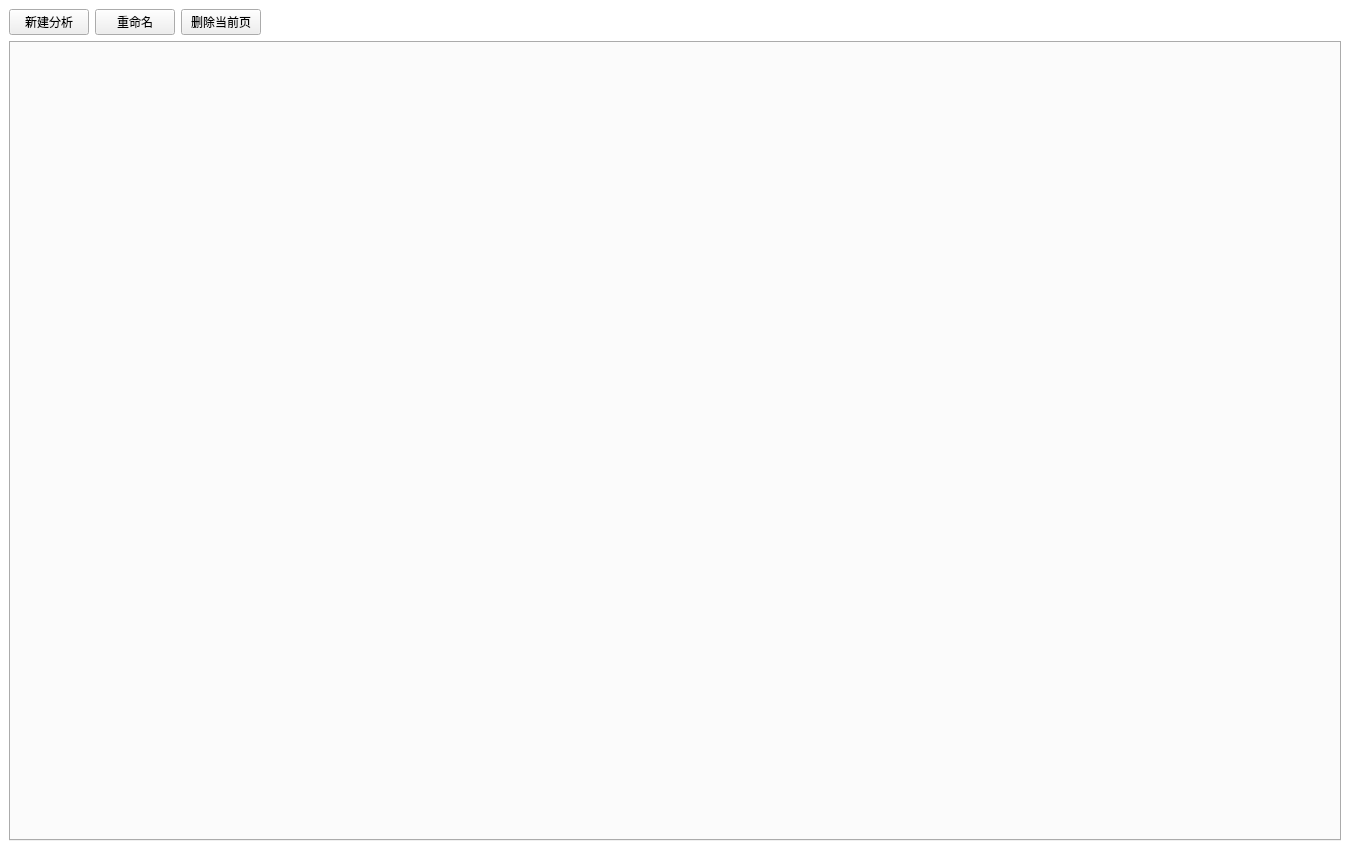
Before: the Qt Designer form wt_multidatafittingpage.ui in Luqinghao1/20260311-1, drawn with Qt 5.
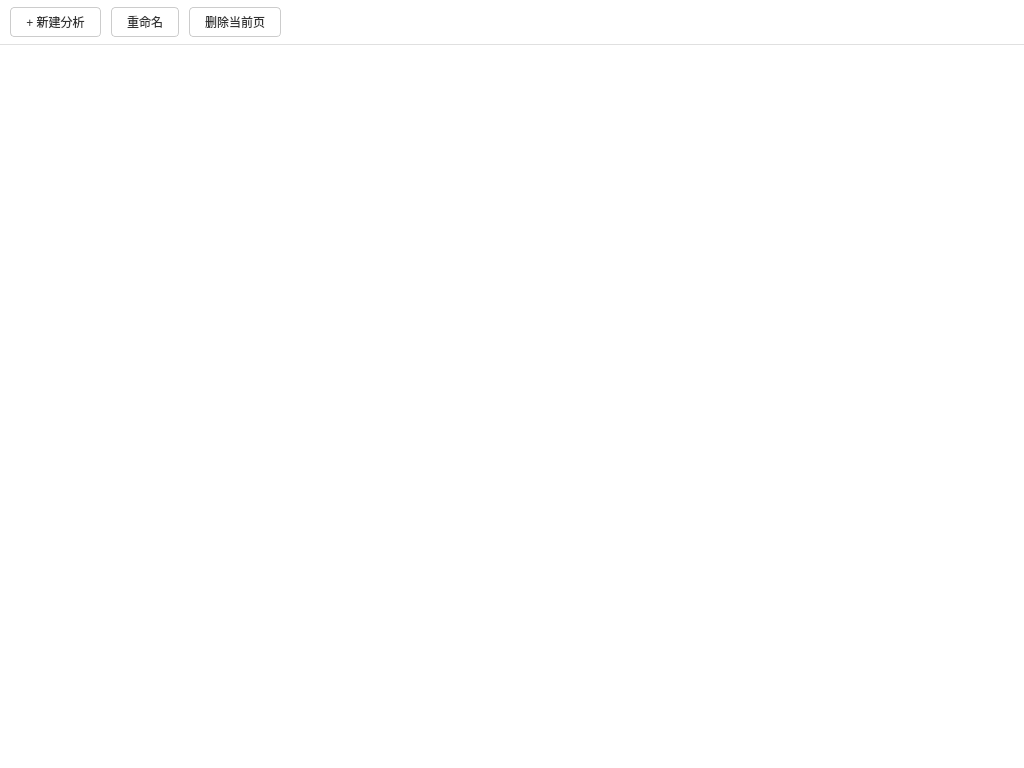
After: the same form once the commit is applied.

```diff
--- a/wt_multidatafittingpage.ui
+++ b/wt_multidatafittingpage.ui
@@ -6,37 +6,136 @@
    <rect>
     <x>0</x>
     <y>0</y>
-    <width>1350</width>
-    <height>850</height>
+    <width>1024</width>
+    <height>768</height>
    </rect>
   </property>
   <property name="windowTitle">
    <string>多数据拟合多标签管理</string>
   </property>
   <property name="styleSheet">
-   <string notr="true">
-#WT_MultidataFittingPage {
+   <string notr="true">/* 全局设置：白色背景，黑色字体 */
+QWidget {
     background-color: #ffffff;
+    color: #333333;
+    font-family: &quot;Microsoft YaHei&quot;, &quot;Segoe UI&quot;, sans-serif;
+    font-size: 9pt;
 }
-#horizontalLayoutTop QPushButton {
+
+/* 顶部工具栏：纯白背景，底部细灰线 */
+QFrame#frameToolbar {
+    background-color: #ffffff;
+    border: none;
+    border-bottom: 1px solid #e0e0e0;
+}
+
+/* 按钮样式优化 */
+QPushButton {
+    background-color: #ffffff;
+    border: 1px solid #cccccc;
+    border-radius: 4px;
+    padding: 5px 15px;
     color: #333333;
 }
+QPushButton:hover {
+    background-color: #f5f5f5;
+    border-color: #0078d7;
+    color: #0078d7;
+}
+QPushButton:pressed {
+    background-color: #e0e0e0;
+}
+
+/* Tab控件整体背景设为白色，消除灰色死角 */
+QTabWidget {
+    background-color: #ffffff;
+}
+
+/* Tab页签容器背景设为白色 */
+QTabWidget::pane {
+    border: none;
+    background: #ffffff;
+}
+
+/* Tab条背景设为白色 (解决标题右侧不是白色的问题) */
+QTabBar {
+    background: #ffffff;
+}
+
+/* 具体Tab页签样式 */
 QTabBar::tab {
-    color: #333333;
+    background: #f9f9f9;
+    border: 1px solid #e0e0e0;
+    border-bottom: none;
+    padding: 6px 15px;
+    margin-right: 2px;
+    border-top-left-radius: 4px;
+    border-top-right-radius: 4px;
+    color: #666666;
+    min-width: 80px;
+}
+QTabBar::tab:selected {
+    background: #ffffff;
+    color: #0078d7;
+    border-bottom: 2px solid #0078d7;
+    font-weight: bold;
+}
+QTabBar::tab:hover {
+    background: #ffffff;
 }
    </string>
   </property>
   <layout class="QVBoxLayout" name="verticalLayout">
-   <property name="spacing"><number>6</number></property>
-   <property name="leftMargin"><number>9</number></property>
-   <property name="topMargin"><number>9</number></property>
-   <property name="rightMargin"><number>9</number></property>
-   <property name="bottomMargin"><number>9</number></property>
+   <property name="spacing">
+    <number>0</number>
+   </property>
+   <property name="leftMargin">
+    <number>0</number>
+   </property>
+   <property name="topMargin">
+    <number>0</number>
+   </property>
+   <property name="rightMargin">
+    <number>0</number>
+   </property>
+   <property name="bottomMargin">
+    <number>0</number>
+   </property>
    <item>
-    <layout class="QHBoxLayout" name="horizontalLayoutTop">
+    <widget class="QFrame" name="frameToolbar">
+     <property name="minimumSize">
+      <size>
+       <width>0</width>
+       <height>45</height>
+      </size>
+     </property>
+     <property name="frameShape">
+      <enum>QFrame::StyledPanel</enum>
+     </property>
+     <property name="frameShadow">
+      <enum>QFrame::Raised</enum>
+     </property>
+     <layout class="QHBoxLayout" name="horizontalLayout">
+      <property name="spacing">
+       <number>10</number>
+      </property>
+      <property name="leftMargin">
+       <number>10</number>
+      </property>
+      <property name="topMargin">
+       <number>5</number>
+      </property>
+      <property name="rightMargin">
+       <number>10</number>
+      </property>
+      <property name="bottomMargin">
+       <number>5</number>
+      </property>
      <item>
       <widget class="QPushButton" name="btnNew">
-       <property name="text"><string>新建分析</string></property>
+        <property name="text">
+         <string>+ 新建分析</string>
+        </property>
       </widget>
      </item>
      <item>
@@ -58,6 +157,7 @@
       </spacer>
      </item>
     </layout>
+    </widget>
    </item>
    <item>
     <widget class="QTabWidget" name="tabWidget">
```
Left out of the diff: 21 changed lines with no effect on the pictures. Lines whose indentation alone changed are shown as unchanged.
